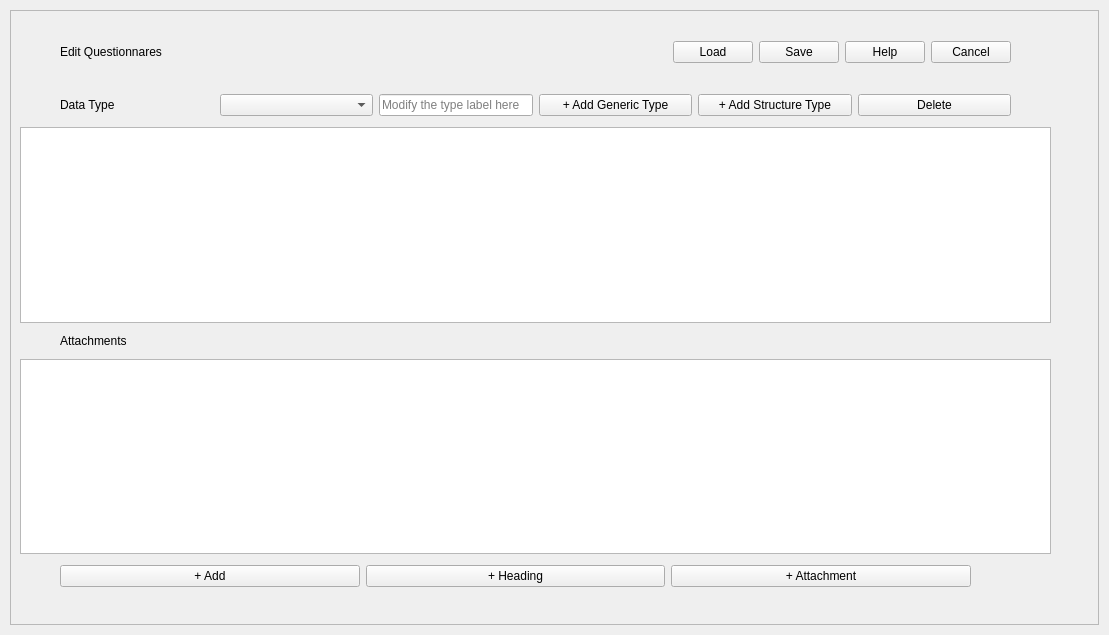
First picture: the form in pasta_eln/ontology_configuration/ontology_configuration.ui, repository PASTA-ELN/pasta-eln, before the edit.
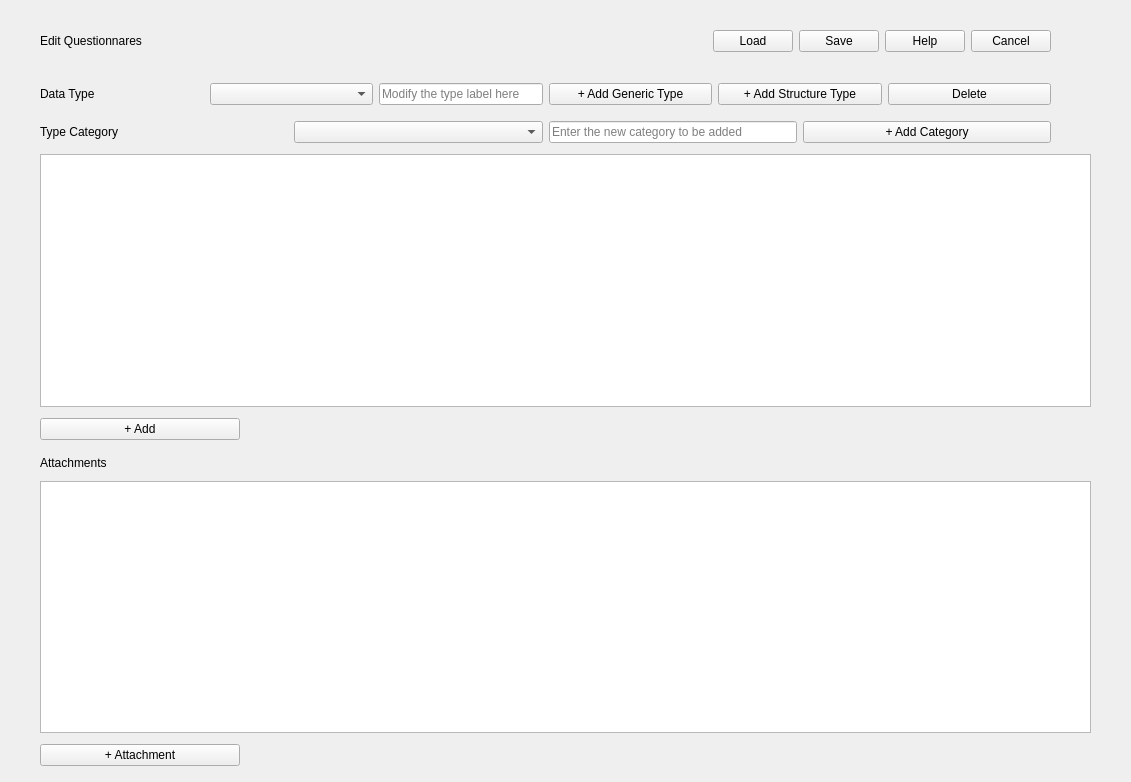
Second picture: the form after the edit.

Commit message: - Removed the unwanted scrollArea and added a few modifications in the UI

Patch:
```diff
--- a/pasta_eln/ontology_configuration/ontology_configuration.ui
+++ b/pasta_eln/ontology_configuration/ontology_configuration.ui
@@ -6,8 +6,8 @@
    <rect>
     <x>0</x>
     <y>0</y>
-    <width>1109</width>
-    <height>635</height>
+    <width>1131</width>
+    <height>782</height>
    </rect>
   </property>
   <property name="windowTitle">
@@ -30,33 +30,87 @@
     <number>10</number>
    </property>
    <item row="0" column="0">
-    <widget class="QScrollArea" name="scrollArea">
-     <property name="widgetResizable">
-      <bool>true</bool>
+    <widget class="QWidget" name="mainWidget" native="true">
+     <property name="sizePolicy">
+      <sizepolicy hsizetype="Expanding" vsizetype="Expanding">
+       <horstretch>0</horstretch>
+       <verstretch>0</verstretch>
+      </sizepolicy>
      </property>
-     <widget class="QWidget" name="scrollAreaWidgetContents">
+     <widget class="QWidget" name="verticalLayoutWidget_2">
       <property name="geometry">
        <rect>
         <x>0</x>
         <y>0</y>
-        <width>1087</width>
-        <height>613</height>
+        <width>1111</width>
+        <height>761</height>
        </rect>
       </property>
-      <widget class="QWidget" name="verticalLayoutWidget">
-       <property name="geometry">
-        <rect>
-         <x>9</x>
-         <y>10</y>
-         <width>1031</width>
-         <height>571</height>
-        </rect>
+      <layout class="QGridLayout" name="mainGridLayout" rowstretch="0,0,0,0,0,0,0,0,0,0,0">
+       <property name="leftMargin">
+        <number>30</number>
        </property>
-       <layout class="QGridLayout" name="gridLayout_2">
-        <item row="3" column="0">
+       <property name="rightMargin">
+        <number>30</number>
+       </property>
+       <item row="5" column="0">
+        <layout class="QHBoxLayout" name="propsTableButtonHorizontalLayout">
+         <property name="leftMargin">
+          <number>0</number>
+         </property>
+         <property name="topMargin">
+          <number>5</number>
+         </property>
+         <property name="rightMargin">
+          <number>40</number>
+         </property>
+         <property name="bottomMargin">
+          <number>5</number>
+         </property>
+         <item>
+          <widget class="QPushButton" name="addPropsRowPushButton">
+           <property name="sizePolicy">
+            <sizepolicy hsizetype="Minimum" vsizetype="Minimum">
+             <horstretch>0</horstretch>
+             <verstretch>0</verstretch>
+            </sizepolicy>
+           </property>
+           <property name="minimumSize">
+            <size>
+             <width>200</width>
+             <height>0</height>
+            </size>
+           </property>
+           <property name="toolTip">
+            <string>Add a new property row to the above table with empty values</string>
+           </property>
+           <property name="text">
+            <string>+ Add</string>
+           </property>
+          </widget>
+         </item>
+         <item>
+          <spacer name="propsButtonLayoutHorizontalSpacer">
+           <property name="orientation">
+            <enum>Qt::Horizontal</enum>
+           </property>
+           <property name="sizeType">
+            <enum>QSizePolicy::Expanding</enum>
+           </property>
+           <property name="sizeHint" stdset="0">
+            <size>
+             <width>40</width>
+             <height>20</height>
+            </size>
+           </property>
+          </spacer>
+         </item>
+        </layout>
+       </item>
+       <item row="7" column="0">
          <layout class="QHBoxLayout" name="attachmentsHeaderHorizontalLayout">
           <property name="leftMargin">
-           <number>40</number>
+          <number>0</number>
           </property>
           <property name="topMargin">
            <number>5</number>
@@ -79,10 +133,10 @@
           </item>
          </layout>
         </item>
-        <item row="6" column="0">
+       <item row="10" column="0">
          <layout class="QHBoxLayout" name="structureTablehorizontalLayout">
           <property name="leftMargin">
-           <number>40</number>
+          <number>0</number>
           </property>
           <property name="topMargin">
            <number>5</number>
@@ -93,31 +147,14 @@
           <property name="bottomMargin">
            <number>5</number>
           </property>
-          <item>
-           <widget class="QPushButton" name="addPropsRowPushButton">
-            <property name="sizePolicy">
-             <sizepolicy hsizetype="Minimum" vsizetype="Minimum">
-              <horstretch>0</horstretch>
-              <verstretch>0</verstretch>
-             </sizepolicy>
-            </property>
-            <property name="toolTip">
-             <string>Add a new property row to the above table with empty values</string>
-            </property>
-            <property name="text">
-             <string>+ Add</string>
-            </property>
-           </widget>
-          </item>
-          <item>
-           <widget class="QPushButton" name="headingAddpushButton">
-            <property name="text">
-             <string>+ Heading</string>
-            </property>
-           </widget>
-          </item>
           <item>
            <widget class="QPushButton" name="addAtachmentPushButton">
+           <property name="minimumSize">
+            <size>
+             <width>200</width>
+             <height>0</height>
+            </size>
+           </property>
             <property name="text">
              <string>+ Attachment</string>
             </property>
@@ -129,7 +166,7 @@
              <enum>Qt::Horizontal</enum>
             </property>
             <property name="sizeType">
-             <enum>QSizePolicy::Minimum</enum>
+            <enum>QSizePolicy::Expanding</enum>
             </property>
             <property name="sizeHint" stdset="0">
              <size>
@@ -141,20 +178,38 @@
           </item>
          </layout>
         </item>
-        <item row="5" column="0">
-         <widget class="QTableView" name="attachmentsTableView">
+       <item row="3" column="0">
+        <widget class="QTableView" name="typePropsTableView">
           <property name="toolTip">
-           <string>Table which displays the attchment for the above selected data type</string>
-          </property>
+          <string>Table which lists and allows editing of all the properties assosciated with the above selected type</string>
+         </property>
+         <property name="sortingEnabled">
+          <bool>true</bool>
+         </property>
+         <attribute name="horizontalHeaderCascadingSectionResizes">
+          <bool>true</bool>
+         </attribute>
+         <attribute name="horizontalHeaderShowSortIndicator" stdset="0">
+          <bool>true</bool>
+         </attribute>
           <attribute name="horizontalHeaderStretchLastSection">
            <bool>true</bool>
           </attribute>
+         <attribute name="verticalHeaderCascadingSectionResizes">
+          <bool>true</bool>
+         </attribute>
+         <attribute name="verticalHeaderShowSortIndicator" stdset="0">
+          <bool>true</bool>
+         </attribute>
+         <attribute name="verticalHeaderStretchLastSection">
+          <bool>false</bool>
+         </attribute>
          </widget>
         </item>
         <item row="0" column="0">
          <layout class="QHBoxLayout" name="headerHorizontalLayout">
           <property name="leftMargin">
-           <number>40</number>
+          <number>0</number>
           </property>
           <property name="topMargin">
            <number>20</number>
@@ -230,10 +285,88 @@
           </item>
          </layout>
         </item>
+       <item row="2" column="0">
+        <layout class="QHBoxLayout" name="propsCategoryHorizontalLayout">
+         <property name="leftMargin">
+          <number>0</number>
+         </property>
+         <property name="topMargin">
+          <number>5</number>
+         </property>
+         <property name="rightMargin">
+          <number>40</number>
+         </property>
+         <property name="bottomMargin">
+          <number>5</number>
+         </property>
+         <item>
+          <widget class="QLabel" name="propsCategoryLabel">
+           <property name="text">
+            <string>Type Category</string>
+           </property>
+          </widget>
+         </item>
+         <item>
+          <widget class="QComboBox" name="propsCategoryComboBox">
+           <property name="minimumSize">
+            <size>
+             <width>0</width>
+             <height>0</height>
+            </size>
+           </property>
+           <property name="toolTip">
+            <string>Select the category of properties to be listed below in the table</string>
+           </property>
+           <property name="sizeAdjustPolicy">
+            <enum>QComboBox::AdjustToContents</enum>
+           </property>
+          </widget>
+         </item>
+         <item>
+          <widget class="QLineEdit" name="addPropsCategoryLineEdit">
+           <property name="sizePolicy">
+            <sizepolicy hsizetype="Minimum" vsizetype="Fixed">
+             <horstretch>0</horstretch>
+             <verstretch>0</verstretch>
+            </sizepolicy>
+           </property>
+           <property name="toolTip">
+            <string>Enter the new category to be added to the data type</string>
+           </property>
+           <property name="placeholderText">
+            <string>Enter the new category to be added</string>
+           </property>
+          </widget>
+         </item>
+         <item>
+          <widget class="QPushButton" name="addPropsCategoryPushButton">
+           <property name="toolTip">
+            <string>Add a new category of props to the data type, table below will be reset to empty list!</string>
+           </property>
+           <property name="statusTip">
+            <string/>
+           </property>
+           <property name="text">
+            <string>+ Add Category</string>
+           </property>
+          </widget>
+         </item>
+        </layout>
+       </item>
+       <item row="9" column="0">
+        <widget class="QTableView" name="attachmentsTableView">
+         <property name="toolTip">
+          <string>Table which displays the attchment for the above selected data type</string>
+         </property>
+         <attribute name="horizontalHeaderStretchLastSection">
+          <bool>true</bool>
+         </attribute>
+        </widget>
+       </item>
         <item row="1" column="0">
          <layout class="QHBoxLayout" name="datatypeHorizontalLayout">
           <property name="leftMargin">
-           <number>40</number>
+          <number>0</number>
           </property>
           <property name="topMargin">
            <number>5</number>
@@ -318,36 +451,7 @@
           </item>
          </layout>
         </item>
-        <item row="2" column="0">
-         <widget class="QTableView" name="typePropsTableView">
-          <property name="toolTip">
-           <string>Table which lists and allows editing of all the properties assosciated with the above selected type</string>
-          </property>
-          <property name="sortingEnabled">
-           <bool>true</bool>
-          </property>
-          <attribute name="horizontalHeaderCascadingSectionResizes">
-           <bool>true</bool>
-          </attribute>
-          <attribute name="horizontalHeaderShowSortIndicator" stdset="0">
-           <bool>true</bool>
-          </attribute>
-          <attribute name="horizontalHeaderStretchLastSection">
-           <bool>true</bool>
-          </attribute>
-          <attribute name="verticalHeaderCascadingSectionResizes">
-           <bool>true</bool>
-          </attribute>
-          <attribute name="verticalHeaderShowSortIndicator" stdset="0">
-           <bool>true</bool>
-          </attribute>
-          <attribute name="verticalHeaderStretchLastSection">
-           <bool>false</bool>
-          </attribute>
-         </widget>
-        </item>
-       </layout>
-      </widget>
+      </layout>
      </widget>
     </widget>
    </item>
```
Lines whose indentation alone changed are shown as unchanged. The commit also changes 1 other file.
